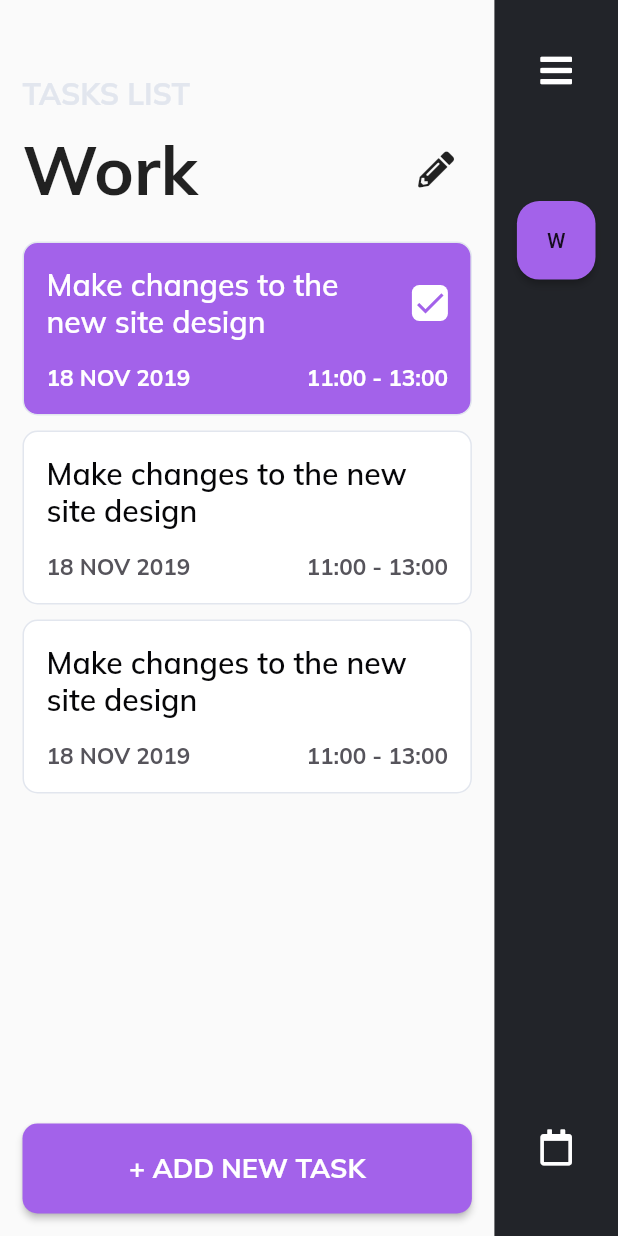
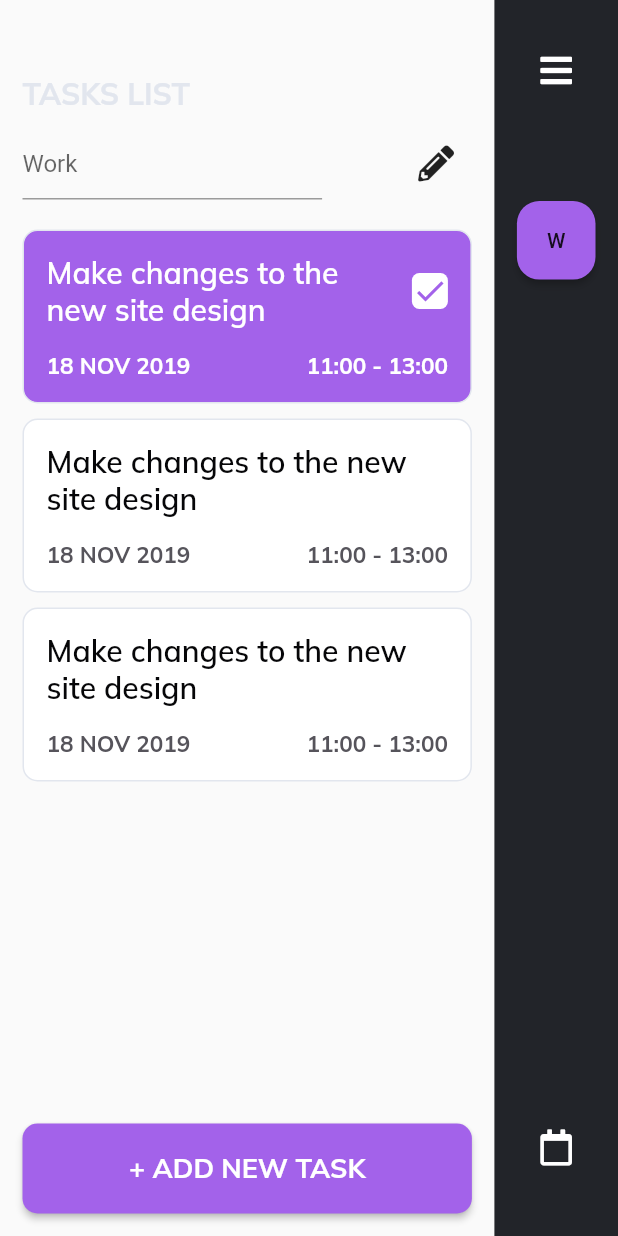
Before and after one commit to nakul1931/To-Do, a Flutter app: the screen it shows after launch, on a phone screen of 412 x 824 dp. Run offline on Flutter 3.47's test engine with Material 2 defaults, Android fonts, the phone set to English and light mode, and no system bars; our stand-ins replace font_awesome_flutter, google_fonts.

Commit message:
Pencil Working

```diff
--- a/lib/src/app.dart
+++ b/lib/src/app.dart
@@ -1,10 +1,12 @@
 import 'package:TodoList/src/provider/task_provider.dart';
+import 'package:TodoList/src/provider/title_provider.dart';
 import 'package:TodoList/src/routes.dart';
 import 'package:TodoList/src/screens/tasklist.dart';
 import 'package:flutter/cupertino.dart';
 import 'package:flutter/material.dart';
 import 'dart:io';
 import 'package:provider/provider.dart';
+import 'package:provider/single_child_widget.dart';
 
 class App extends StatelessWidget {
   @override
@@ -22,8 +24,17 @@ class PlatformCheck extends StatelessWidget {
         onGenerateRoute: Routes.cupertinoPageRoute,
       );
     } else {
-      return ChangeNotifierProvider(
-        create: (context) => TaskProvider(),
+      return MultiProvider(
+        providers: [
+          ChangeNotifierProvider(
+            create: (context) => TaskProvider(),
+          ),
+          ChangeNotifierProvider(
+            create: (context) => TitleProvider(),
+          )
+        ],
+
+        // create: (context) => TaskProvider(),
         child: MaterialApp(
           home: TaskListPage(),
           onGenerateRoute: Routes.materialPageRoute,
--- /dev/null
+++ b/lib/src/provider/title_provider.dart
@@ -0,0 +1,34 @@
+import 'package:TodoList/src/styles/text.dart';
+import 'package:flutter/material.dart';
+
+class TitleProvider extends ChangeNotifier {
+  bool isSelected;
+  Widget child;
+  String title;
+
+  TitleProvider({this.isSelected, this.child});
+
+  void setTitle(String title) {
+    this.title = title;
+  }
+
+  Widget getWidget() {
+    if (isSelected == true || isSelected == null) {
+      return TextField(
+        decoration: InputDecoration(hintText: "Work"),
+      );
+    } else {
+      return Text(
+        "Work",
+        style: TextStyles.headingStyle,
+      );
+    }
+    // return child;
+    // return Text("Check");
+  }
+
+  void setBool(bool status) {
+    this.isSelected = status;
+    notifyListeners();
+  }
+}
--- a/lib/src/screens/tasklist.dart
+++ b/lib/src/screens/tasklist.dart
@@ -2,6 +2,7 @@ import 'dart:io';
 
 import 'package:TodoList/src/data/dataMap.dart';
 import 'package:TodoList/src/provider/task_provider.dart';
+import 'package:TodoList/src/provider/title_provider.dart';
 import 'package:TodoList/src/styles/color.dart';
 import 'package:TodoList/src/styles/text.dart';
 import 'package:TodoList/src/widgets/button.dart';
@@ -12,6 +13,8 @@ import 'package:flutter/gestures.dart';
 import 'package:flutter/material.dart';
 import 'package:font_awesome_flutter/font_awesome_flutter.dart';
 import 'package:provider/provider.dart';
+
+bool status = true;
 
 class TaskListPage extends StatelessWidget {
   @override
@@ -29,15 +32,14 @@ class TaskListPage extends StatelessWidget {
 
   Widget pageBody(BuildContext context) {
     var taskListData = Provider.of<TaskProvider>(context);
+    var titleProvider = Provider.of<TitleProvider>(context);
 
     return Row(
       children: <Widget>[
         Expanded(
           child: Padding(
-            padding:
-                // const EdgeInsets.symmetric(vertical: 50.0, horizontal: 15.0),
-                const EdgeInsets.only(
-                    right: 15.0, left: 15.0, top: 50.0, bottom: 15.0),
+            padding: const EdgeInsets.only(
+                right: 15.0, left: 15.0, top: 50.0, bottom: 15.0),
             child: Column(
               crossAxisAlignment: CrossAxisAlignment.start,
               children: <Widget>[
@@ -51,13 +53,21 @@ class TaskListPage extends StatelessWidget {
                 Row(
                   mainAxisAlignment: MainAxisAlignment.spaceBetween,
                   children: <Widget>[
-                    Text(
-                      "Work",
-                      style: TextStyles.headingStyle,
-                    ),
+                    // Text(
+                    //   "Work",
+                    //   style: TextStyles.headingStyle,
+                    // ),
+                    SizedBox(
+                        width:
+                            (MediaQuery.of(context).size.width * 0.8 - 30.0) /
+                                1.5,
+                        child: titleProvider.getWidget()),
                     IconButton(
                       icon: FaIcon(FontAwesomeIcons.pencilAlt),
-                      onPressed: () {},
+                      onPressed: () {
+                        status = !status;
+                        titleProvider.setBool(status);
+                      },
                     ),
                   ],
                 ),
```
